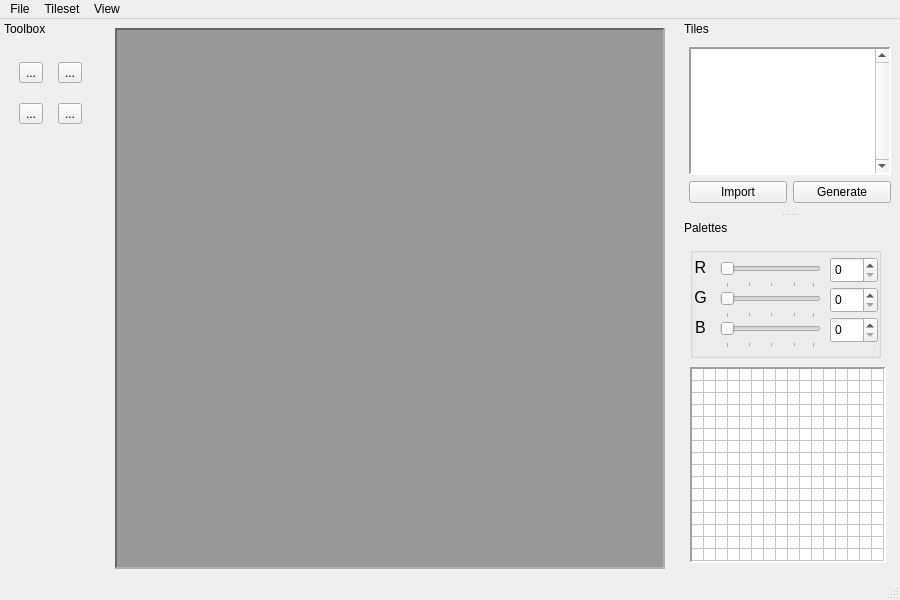
First picture: the form in mainwindow.ui, repository LoxoSoftware/RetroMap, before the edit.
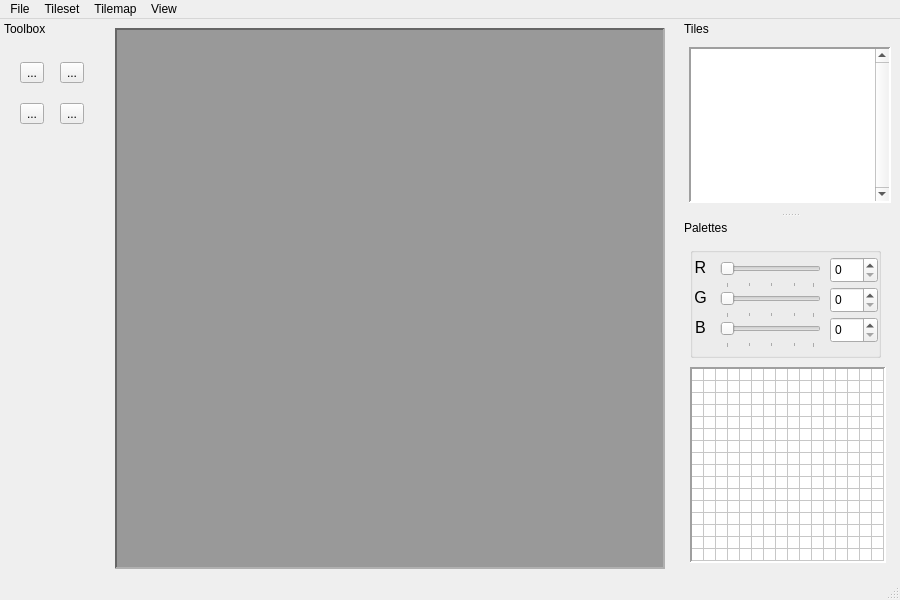
Second picture: the form after the edit. Icons and pictures are not drawn.

Commit message: Ui: Refactoring of menus and added options for exporting the map

What changed in the file:
```diff
--- a/mainwindow.ui
+++ b/mainwindow.ui
@@ -58,7 +58,7 @@
      <x>0</x>
      <y>0</y>
      <width>900</width>
-     <height>28</height>
+     <height>23</height>
     </rect>
    </property>
    <widget class="QMenu" name="menuFile">
@@ -90,10 +90,17 @@
     <property name="title">
      <string>Tileset</string>
     </property>
+    <addaction name="actionImport_tileset_from_image"/>
+   </widget>
+   <widget class="QMenu" name="menuTilemap">
+    <property name="title">
+     <string>Tilemap</string>
+    </property>
     <addaction name="action16_color_mode"/>
    </widget>
    <addaction name="menuFile"/>
    <addaction name="menuTileset"/>
+   <addaction name="menuTilemap"/>
    <addaction name="menuView"/>
   </widget>
   <widget class="QStatusBar" name="statusbar"/>
@@ -125,7 +132,7 @@
       <rect>
        <x>10</x>
        <y>10</y>
-       <width>82</width>
+       <width>84</width>
        <height>91</height>
       </rect>
      </property>
@@ -172,7 +179,7 @@
    <property name="minimumSize">
     <size>
      <width>216</width>
-     <height>181</height>
+     <height>185</height>
     </size>
    </property>
    <property name="features">
@@ -186,21 +193,7 @@
    </attribute>
    <widget class="QWidget" name="dockWidgetContents_2">
     <layout class="QGridLayout" name="gridLayout_3">
-     <item row="1" column="0">
-      <widget class="QPushButton" name="btnImportTilesetImage">
-       <property name="text">
-        <string>Import</string>
-       </property>
-      </widget>
-     </item>
-     <item row="1" column="1">
-      <widget class="QPushButton" name="btnGenerateTileset">
-       <property name="text">
-        <string>Generate</string>
-       </property>
-      </widget>
-     </item>
-     <item row="0" column="0" colspan="2">
+     <item row="0" column="1">
       <widget class="QTableWidget" name="tblTiles">
        <property name="font">
         <font>
```
Left out of the diff: 40 changed lines with no effect on the pictures. The commit also changes 2 other files.
